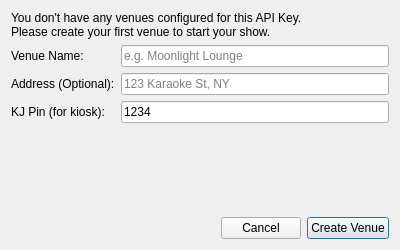
pkircher29/auto-kj, file src/dlgaddvenue.ui: the form before one commit.
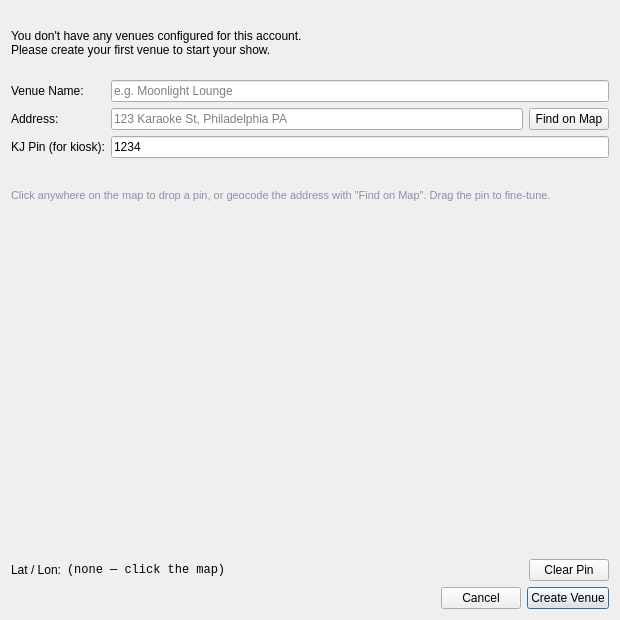
The form after the commit.

Commit message:
Add venue mini-map, X-Api-Key auth flow, Subscribe button
- Embed Leaflet map in DlgAddVenue with click-to-pin and address geocoding
  (Nominatim). Stores lat/lon on venue create/edit.
- Switch desktop auth to X-Api-Key (matches FastAPI _get_kj_by_api_key).
  Login response now provides api_key, stored alongside JWT in QSettings.
- Add Subscribe / Manage Plan button at the bottom of Settings; opens
  https://auto-kj.com/pricing in the default browser.
- Toggling Accept Requests off no longer prompts to end the show; the
  show stays active until the KJ explicitly clicks End Show.

```diff
--- a/src/dlgaddvenue.ui
+++ b/src/dlgaddvenue.ui
@@ -6,8 +6,8 @@
    <rect>
     <x>0</x>
     <y>0</y>
-    <width>400</width>
-    <height>250</height>
+    <width>620</width>
+    <height>620</height>
    </rect>
   </property>
   <property name="windowTitle">
@@ -17,7 +17,7 @@
    <item>
     <widget class="QLabel" name="label">
      <property name="text">
-      <string>You don't have any venues configured for this API Key. 
+      <string>You don't have any venues configured for this account.
 Please create your first venue to start your show.</string>
      </property>
      <property name="wordWrap">
@@ -44,16 +44,27 @@
      <item row="1" column="0">
       <widget class="QLabel" name="label_3">
        <property name="text">
-        <string>Address (Optional):</string>
+        <string>Address:</string>
        </property>
       </widget>
      </item>
      <item row="1" column="1">
-      <widget class="QLineEdit" name="lineEditAddress">
-       <property name="placeholderText">
-        <string>123 Karaoke St, NY</string>
-       </property>
-      </widget>
+      <layout class="QHBoxLayout" name="addressRow">
+       <item>
+        <widget class="QLineEdit" name="lineEditAddress">
+         <property name="placeholderText">
+          <string>123 Karaoke St, Philadelphia PA</string>
+         </property>
+        </widget>
+       </item>
+       <item>
+        <widget class="QPushButton" name="btnFindOnMap">
+         <property name="text">
+          <string>Find on Map</string>
+         </property>
+        </widget>
+       </item>
+      </layout>
      </item>
      <item row="2" column="0">
       <widget class="QLabel" name="label_4">
@@ -72,17 +83,68 @@
     </layout>
    </item>
    <item>
-    <spacer name="verticalSpacer">
-     <property name="orientation">
-      <enum>Qt::Vertical</enum>
+    <widget class="QLabel" name="labelMapHint">
+     <property name="text">
+      <string>Click anywhere on the map to drop a pin, or geocode the address with &quot;Find on Map&quot;. Drag the pin to fine-tune.</string>
      </property>
-     <property name="sizeHint" stdset="0">
+     <property name="wordWrap">
+      <bool>true</bool>
+     </property>
+     <property name="styleSheet">
+      <string notr="true">color: #8b90a8; font-size: 11px;</string>
+     </property>
+    </widget>
+   </item>
+   <item>
+    <widget class="QWidget" name="mapContainer" native="true">
+     <property name="minimumSize">
       <size>
-       <width>20</width>
-       <height>40</height>
+       <width>0</width>
+       <height>320</height>
       </size>
      </property>
-    </spacer>
+    </widget>
+   </item>
+   <item>
+    <layout class="QHBoxLayout" name="coordsRow">
+     <item>
+      <widget class="QLabel" name="labelCoords">
+       <property name="text">
+        <string>Lat / Lon:</string>
+       </property>
+      </widget>
+     </item>
+     <item>
+      <widget class="QLabel" name="labelLatLon">
+       <property name="text">
+        <string>(none — click the map)</string>
+       </property>
+       <property name="styleSheet">
+        <string notr="true">font-family: monospace;</string>
+       </property>
+      </widget>
+     </item>
+     <item>
+      <spacer name="coordsSpacer">
+       <property name="orientation">
+        <enum>Qt::Horizontal</enum>
+       </property>
+       <property name="sizeHint" stdset="0">
+        <size>
+         <width>40</width>
+         <height>20</height>
+        </size>
+       </property>
+      </spacer>
+     </item>
+     <item>
+      <widget class="QPushButton" name="btnClearPin">
+       <property name="text">
+        <string>Clear Pin</string>
+       </property>
+      </widget>
+     </item>
+    </layout>
    </item>
    <item>
     <layout class="QHBoxLayout" name="horizontalLayout">
```
The commit also changes 12 other files.
